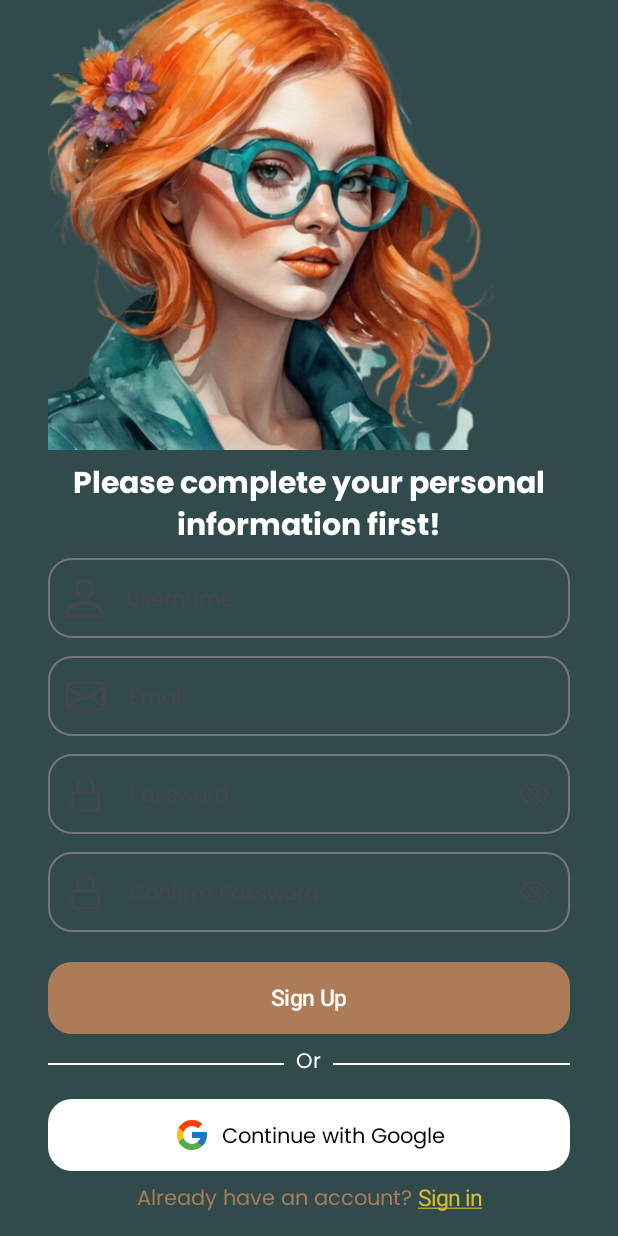
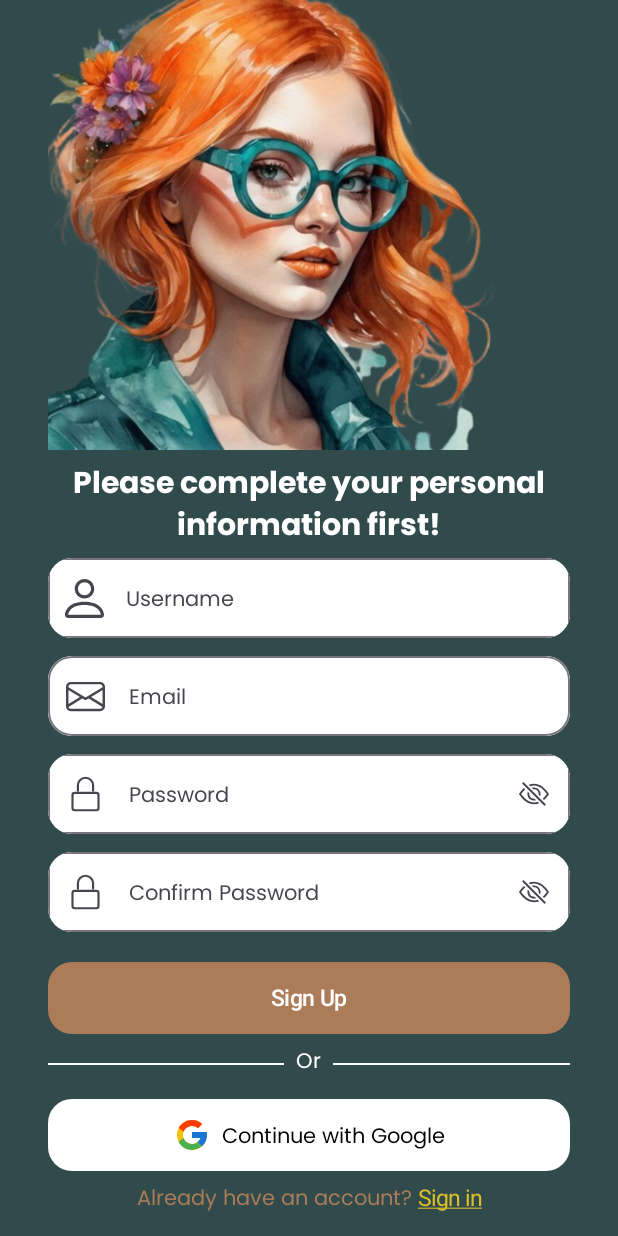
Before and after one commit to yodhanabiha/Optix_App, an Android app built with Jetpack Compose: the registerScreenRoute screen opened through its navigation route, on a phone screen of 412 x 824 dp. Run offline under Robolectric (Android 15) with nearby library versions, the phone set to English and light mode, and no system bars; pictures from the network do not load.

Commit message:
Change Background Color Form Sign Up

```diff
--- a/features/authFeatures/src/main/java/com/nabiha/authfeatures/register/RegisterScreen.kt
+++ b/features/authFeatures/src/main/java/com/nabiha/authfeatures/register/RegisterScreen.kt
@@ -31,6 +31,7 @@ import androidx.compose.runtime.remember
 import androidx.compose.runtime.setValue
 import androidx.compose.ui.Alignment
 import androidx.compose.ui.Modifier
+import androidx.compose.ui.draw.clip
 import androidx.compose.ui.graphics.Color
 import androidx.compose.ui.res.painterResource
 import androidx.compose.ui.text.AnnotatedString
@@ -131,11 +132,13 @@ private fun RegisterScreen(
                                     modifier = Modifier.size(26.dp)
                                 )
                             },
-                            shape = RoundedCornerShape(16.dp),
+
                             modifier = Modifier
                                 .padding(bottom = 12.dp)
                                 .fillMaxWidth()
-                                .height(53.dp),
+                                .height(53.dp)
+                                .clip(RoundedCornerShape(16.dp))
+                                .background(color = Color.White),
 
                         )
                         OutlinedTextField(
@@ -163,7 +166,9 @@ private fun RegisterScreen(
                             modifier = Modifier
                                 .padding(bottom = 12.dp)
                                 .fillMaxWidth()
-                                .height(53.dp),
+                                .height(53.dp)
+                                .clip(RoundedCornerShape(16.dp))
+                                .background(color = Color.White),
                         )
                         OutlinedTextField(
                             value = password,
@@ -193,15 +198,17 @@ private fun RegisterScreen(
                                     modifier = Modifier
                                         .padding(12.dp)
                                         .size(20.dp)
+
                                 )
                             },
 
                             visualTransformation = PasswordVisualTransformation(),
-                            shape = RoundedCornerShape(16.dp),
                             modifier = Modifier
                                 .padding(bottom = 12.dp)
                                 .fillMaxWidth()
-                                .height(53.dp),
+                                .height(53.dp)
+                                .clip(RoundedCornerShape(16.dp))
+                                .background(color = Color.White),
                         )
                         OutlinedTextField(
                             value = confirmPassword,
@@ -234,11 +241,12 @@ private fun RegisterScreen(
                                 )
                             },
                             visualTransformation = PasswordVisualTransformation(),
-                            shape = RoundedCornerShape(16.dp),
                             modifier = Modifier
                                 .padding(bottom = 12.dp)
                                 .fillMaxWidth()
-                                .height(53.dp),
+                                .height(53.dp)
+                                .clip(RoundedCornerShape(16.dp))
+                                .background(color = Color.White),
                         )
 
                         Button(
```
